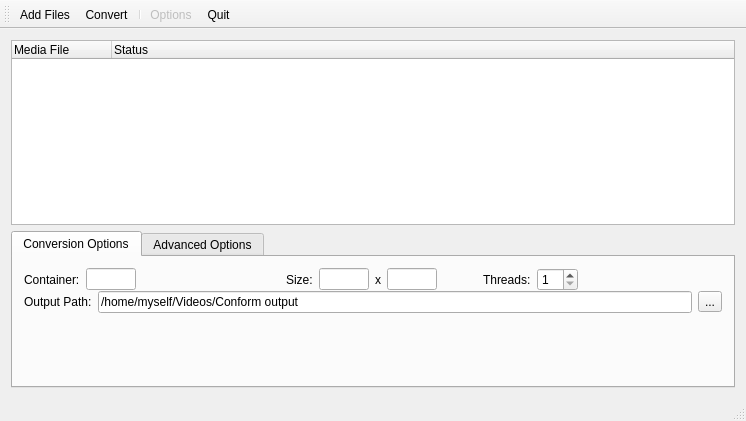
First picture: the form in mainwindow.ui, repository aborsim/Conform, before the edit.
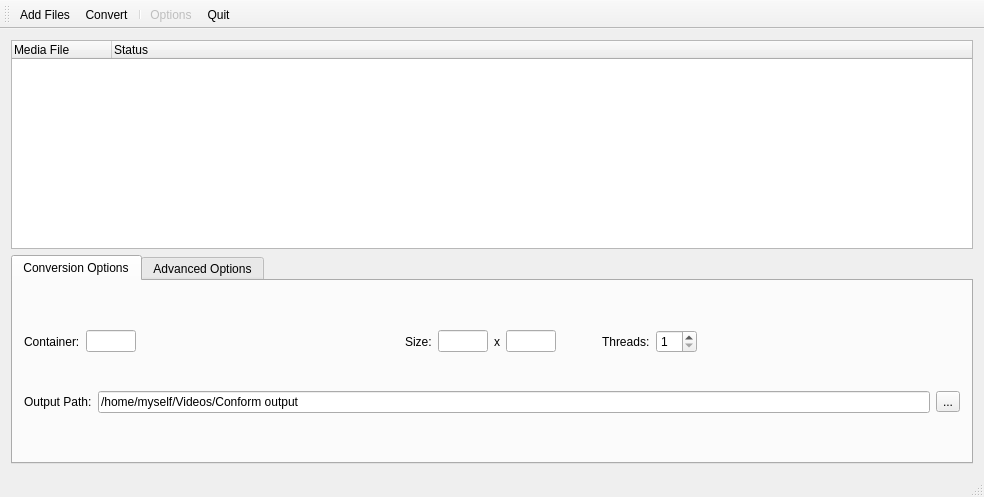
Second picture: the form after the edit. Icons and pictures are not drawn.

```diff
--- a/mainwindow.ui
+++ b/mainwindow.ui
@@ -6,8 +6,8 @@
    <rect>
     <x>0</x>
     <y>0</y>
-    <width>746</width>
-    <height>421</height>
+    <width>984</width>
+    <height>497</height>
    </rect>
   </property>
   <property name="windowTitle">
@@ -204,22 +204,6 @@
             </item>
            </layout>
           </item>
-          <item>
-           <spacer name="verticalSpacer">
-            <property name="orientation">
-             <enum>Qt::Vertical</enum>
-            </property>
-            <property name="sizeType">
-             <enum>QSizePolicy::Fixed</enum>
-            </property>
-            <property name="sizeHint" stdset="0">
-             <size>
-              <width>20</width>
-              <height>60</height>
-             </size>
-            </property>
-           </spacer>
-          </item>
          </layout>
         </item>
        </layout>
```
